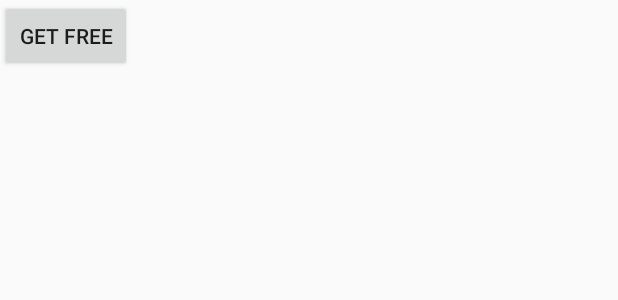
After one commit to huyvu0723/BookHouse, an Android app: the layout activity_book_detail.xml on its own in the app's theme, with its tools: preview values and no code run, on a phone screen of 412 x 824 dp. The commit adds this screen. Shown: the top 300 px of the screen. Run offline under Robolectric (Android 15) with nearby library versions, the phone set to English and light mode, and no system bars.

Commit message:
Add book detail activity

```diff
--- a/app/src/main/AndroidManifest.xml
+++ b/app/src/main/AndroidManifest.xml
@@ -19,7 +19,8 @@
             </intent-filter>
         </activity>
         <activity android:name=".Activity.DashboardActivity" />
-        <activity android:name=".Activity.ReadPDFActivity"></activity>
+        <activity android:name=".Activity.ReadPDFActivity" />
+        <activity android:name=".Activity.BookDetailActivity"></activity>
     </application>
 
 </manifest>
--- a/app/src/main/java/vu/huy/bookhouse/Activity/MainActivity.java
+++ b/app/src/main/java/vu/huy/bookhouse/Activity/MainActivity.java
@@ -21,7 +21,7 @@ public class MainActivity extends AppCompatActivity {
     }
 
     public void clickToLogin(View view) {
-        Intent intent = new Intent(this, ReadPDFActivity.class);
+        Intent intent = new Intent(this, DashboardActivity.class);
         startActivity(intent);
     }
 }
--- a/app/src/main/java/vu/huy/bookhouse/Activity/ReadPDFActivity.java
+++ b/app/src/main/java/vu/huy/bookhouse/Activity/ReadPDFActivity.java
@@ -21,7 +21,7 @@ public class ReadPDFActivity extends AppCompatActivity implements OnPageChangeLi
         pagePDF = findViewById(R.id.page_pdf);
         pagePDF.bringToFront();
         PDFView pdfView = findViewById(R.id.pdfView);
-        pdfView.fromAsset("hon.pdf")
+        pdfView.fromAsset("pdf.pdf")
                 .enableAntialiasing(true)
                 .enableSwipe(true)
                 .swipeHorizontal(true)
--- /dev/null
+++ b/app/src/main/res/layout/activity_book_detail.xml
@@ -0,0 +1,15 @@
+<?xml version="1.0" encoding="utf-8"?>
+<LinearLayout xmlns:android="http://schemas.android.com/apk/res/android"
+    xmlns:app="http://schemas.android.com/apk/res-auto"
+    xmlns:tools="http://schemas.android.com/tools"
+    android:layout_width="match_parent"
+    android:layout_height="match_parent"
+    android:orientation="vertical"
+    tools:context=".Activity.BookDetailActivity">
+
+    <Button
+        android:layout_width="wrap_content"
+        android:layout_height="wrap_content"
+        android:text="Get Free"
+        android:onClick="clickToGetPDF"/>
+</LinearLayout>
--- a/app/src/main/res/layout/fragment_home.xml
+++ b/app/src/main/res/layout/fragment_home.xml
@@ -52,4 +52,9 @@
             android:background="@color/colorPrimary"
             />
     </android.support.v7.widget.Toolbar>
+    <Button
+        android:layout_width="wrap_content"
+        android:layout_height="wrap_content"
+        android:text="Book"
+        android:onClick="clickToGetBookDetail"/>
 </LinearLayout>
--- a/app/src/main/res/layout/fragment_library.xml
+++ b/app/src/main/res/layout/fragment_library.xml
@@ -8,4 +8,9 @@
     tools:context=".Activity.DashboardActivity">
 
 
+    <Button
+        android:layout_width="wrap_content"
+        android:layout_height="wrap_content"
+        android:text="Book"
+        android:onClick="clickToOpenPDF"/>
 </LinearLayout>
--- a/build.gradle
+++ b/build.gradle
@@ -7,7 +7,7 @@ buildscript {
         jcenter()
     }
     dependencies {
-        classpath 'com.android.tools.build:gradle:3.1.4'
+        classpath 'com.android.tools.build:gradle:3.2.1'
 
 
         // NOTE: Do not place your application dependencies here; they belong
```
Also changed, not shown: app/src/main/java/vu/huy/bookhouse/Activity/BookDetailActivity.java (added, +42 -0 lines), app/src/main/java/vu/huy/bookhouse/Activity/DashboardActivity.java (+22 -25 lines), gradle/wrapper/gradle-wrapper.properties, 2 other files.
